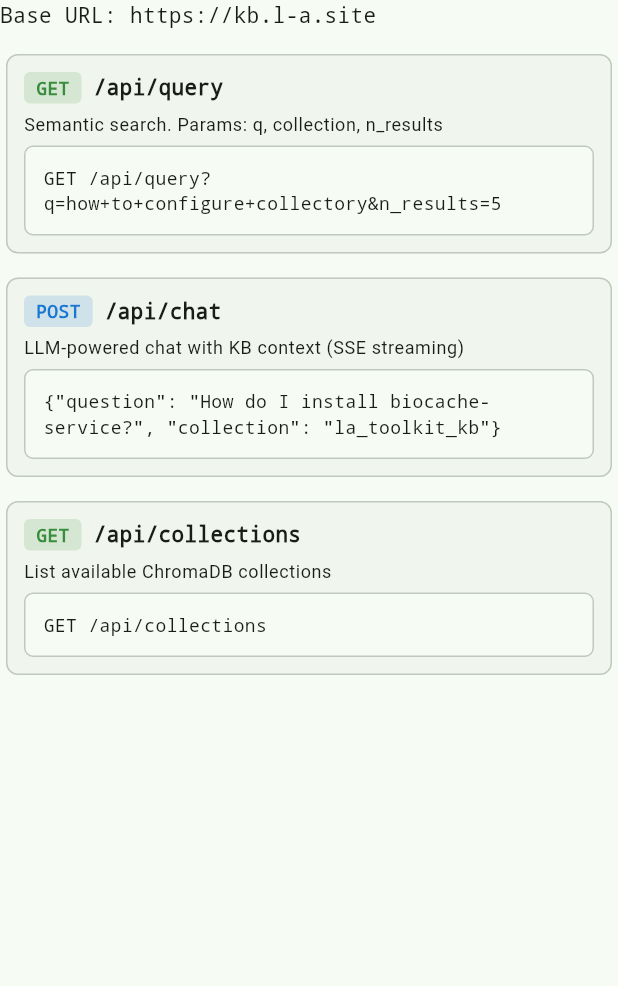
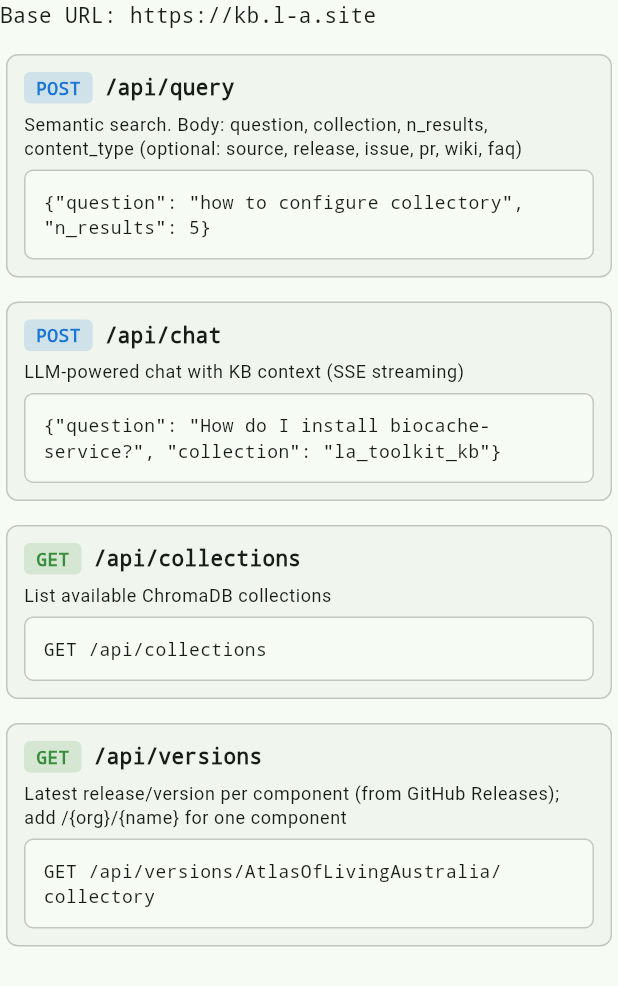
Before and after one commit to living-atlases/kb, a Flutter app: the _ApiSection widget shown alone on an empty page, opened directly, on a phone screen of 412 x 824 dp. Shown: the top 986 px of the screen. Run offline on Flutter 3.47's test engine with Material 3 defaults, Android fonts, the phone set to English and light mode, and no system bars; missing offline and left inert: flutter_gen_ai_chat_ui; network calls fail.

Commit message:
docs(dart): update example About/API tab for releases, versions & issues
- /api/query shown as POST with full content_type list (source/release/issue/pr/wiki/faq)
- add /api/versions endpoint card
- note watcher also polls GitHub releases and issues/PRs

```diff
--- a/dart/example/lib/main.dart
+++ b/dart/example/lib/main.dart
@@ -378,7 +378,7 @@
             Text(
               'Tier 1 repos are indexed first during initial setup. All repos '
               'are then re-indexed on demand by the watcher (hourly poll of '
-              'commit feeds).',
+              'commits, GitHub releases and issues/PRs).',
               style: Theme.of(context).textTheme.bodySmall,
             ),
           ],
@@ -572,10 +572,12 @@
         ),
         const SizedBox(height: 12),
         const _ApiEndpoint(
-          method: 'GET',
+          method: 'POST',
           path: '/api/query',
-          description: 'Semantic search. Params: q, collection, n_results',
-          example: 'GET /api/query?q=how+to+configure+collectory&n_results=5',
+          description: 'Semantic search. Body: question, collection, n_results, '
+              'content_type (optional: source, release, issue, pr, wiki, faq)',
+          example: '{"question": "how to configure collectory", '
+              '"n_results": 5}',
         ),
         const SizedBox(height: 8),
         const _ApiEndpoint(
@@ -591,6 +593,14 @@
           path: '/api/collections',
           description: 'List available ChromaDB collections',
           example: 'GET /api/collections',
+        ),
+        const SizedBox(height: 8),
+        const _ApiEndpoint(
+          method: 'GET',
+          path: '/api/versions',
+          description: 'Latest release/version per component (from GitHub '
+              'Releases); add /{org}/{name} for one component',
+          example: 'GET /api/versions/AtlasOfLivingAustralia/collectory',
         ),
       ],
     );
```
